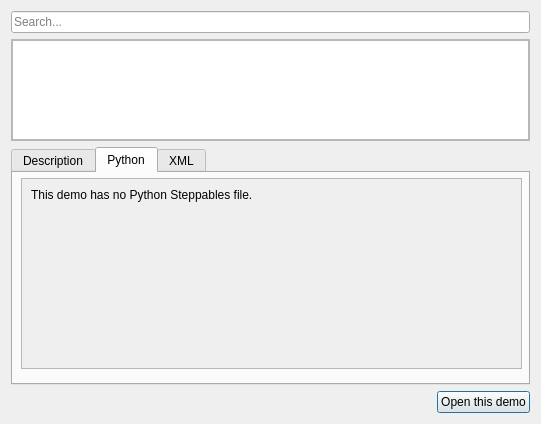
The window that cc3d/player5/Plugins/ViewManagerPlugins/ui_demo_browser.ui (CompuCell3D/cc3d-player5) describes before a commit, drawn with Qt 5.
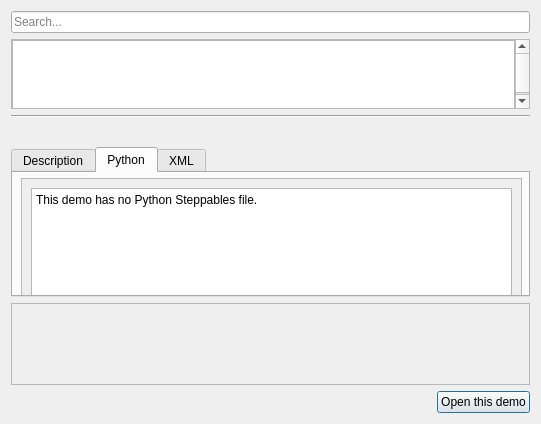
The same window after the commit. The open tabs and pages were chosen to show the change.

Commit message: Added syntax highlighting for Python previews

Patch:
```diff
--- a/cc3d/player5/Plugins/ViewManagerPlugins/ui_demo_browser.ui
+++ b/cc3d/player5/Plugins/ViewManagerPlugins/ui_demo_browser.ui
@@ -48,8 +48,8 @@
          <rect>
           <x>0</x>
           <y>0</y>
-          <width>519</width>
-          <height>99</height>
+          <width>505</width>
+          <height>70</height>
          </rect>
         </property>
         <layout class="QHBoxLayout" name="horizontalLayout_2">
@@ -79,6 +79,25 @@
        </widget>
       </widget>
      </item>
+     <item>
+      <widget class="Line" name="line">
+       <property name="orientation">
+        <enum>Qt::Horizontal</enum>
+       </property>
+      </widget>
+     </item>
+     <item>
+      <widget class="QLabel" name="selectedDemoNameLabel">
+       <property name="font">
+        <font>
+         <pointsize>11</pointsize>
+        </font>
+       </property>
+       <property name="text">
+        <string/>
+       </property>
+      </widget>
+     </item>
      <item>
       <widget class="QTabWidget" name="demoTabView">
        <property name="sizePolicy">
@@ -187,19 +206,10 @@
           </property>
           <layout class="QHBoxLayout" name="horizontalLayout">
            <item>
-            <widget class="QLabel" name="pythonPreviewLabel">
-             <property name="sizePolicy">
-              <sizepolicy hsizetype="Expanding" vsizetype="Expanding">
-               <horstretch>0</horstretch>
-               <verstretch>0</verstretch>
-              </sizepolicy>
-             </property>
-             <property name="text">
+            <widget class="QPlainTextEdit" name="plainTextEdit">
+             <property name="plainText">
               <string>This demo has no Python Steppables file.</string>
              </property>
-             <property name="alignment">
-              <set>Qt::AlignLeading|Qt::AlignLeft|Qt::AlignTop</set>
-             </property>
             </widget>
            </item>
           </layout>
@@ -269,14 +279,32 @@
     </layout>
    </item>
    <item>
-    <layout class="QHBoxLayout" name="horizontalLayout_4">
-     <item>
-      <widget class="QLabel" name="selectedDemoNameLabel">
-       <property name="text">
-        <string/>
-       </property>
-      </widget>
-     </item>
+    <widget class="QFrame" name="noSelectionPlaceholder">
+     <property name="frameShape">
+      <enum>QFrame::StyledPanel</enum>
+     </property>
+     <property name="frameShadow">
+      <enum>QFrame::Raised</enum>
+     </property>
+     <layout class="QVBoxLayout" name="verticalLayout_2">
+      <item>
+       <spacer name="verticalSpacer">
+        <property name="orientation">
+         <enum>Qt::Vertical</enum>
+        </property>
+        <property name="sizeHint" stdset="0">
+         <size>
+          <width>20</width>
+          <height>65</height>
+         </size>
+        </property>
+       </spacer>
+      </item>
+     </layout>
+    </widget>
+   </item>
+   <item>
+    <layout class="QHBoxLayout" name="horizontalLayout_3">
      <item>
       <spacer name="horizontalSpacer">
        <property name="orientation">
```
The commit also changes 4 other files.
